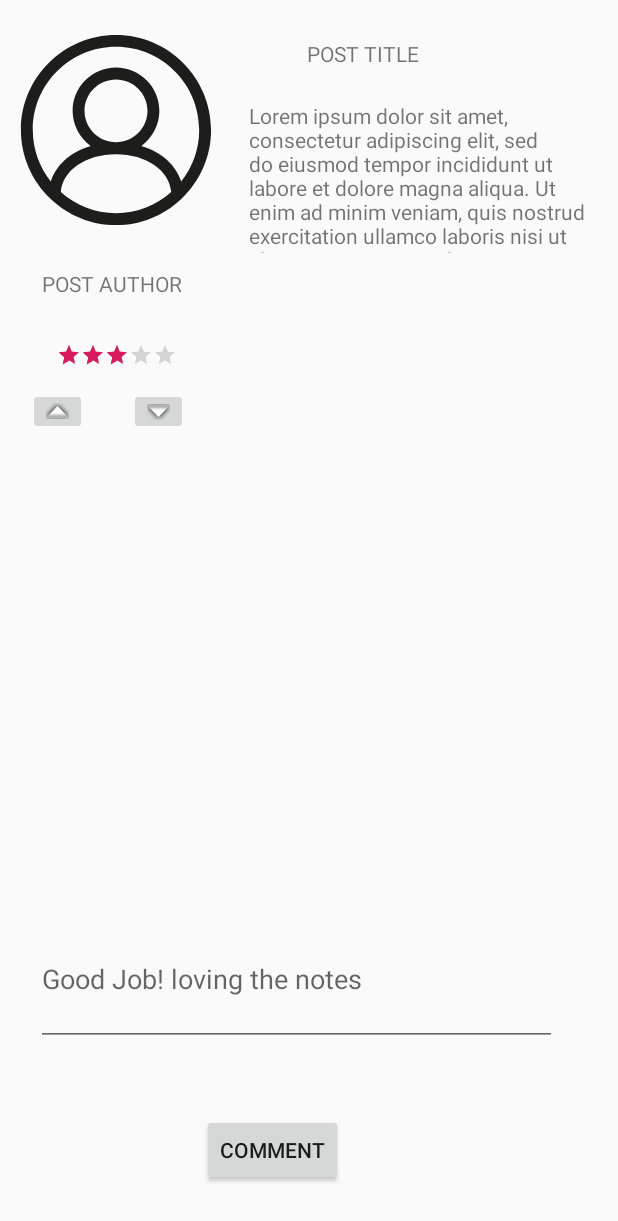
After one commit to notes4notes/notes4notes, an Android app: the layout item_post_detail.xml on its own in the app's theme, with its tools: preview values and no code run, on a phone screen of 412 x 824 dp. The commit adds this screen. Shown: the top 1221 px of the screen. Run offline under Robolectric (Android 15) with nearby library versions, the phone set to English and light mode, and no system bars.

Commit message:
-Developed a rough detailed post layout. -Added relevant keys and getter methods for most of the data models.
Signed-off-by: mtkhawaja <36654508+mtkhawaja@users.noreply.github.com>

```diff
--- a/app/build.gradle
+++ b/app/build.gradle
@@ -54,4 +54,5 @@ dependencies {
     annotationProcessor 'com.github.bumptech.glide:compiler:4.9.0'
     implementation 'androidx.constraintlayout:constraintlayout:1.1.3'
     implementation 'com.google.android.material:material:1.0.0'
+    implementation 'androidx.recyclerview:recyclerview:1.0.0'
 }
--- a/app/src/main/java/com/example/notes4notes/Models/Comment.java
+++ b/app/src/main/java/com/example/notes4notes/Models/Comment.java
@@ -4,4 +4,25 @@ import com.parse.ParseObject;
 
 @ParseClassName("Comment")
 public class Comment extends ParseObject {
-}
+    private static final  String KEY_COMMENT_USER         = "commentUser"   ;
+    private static final  String KEY_COMMENT_POST         = "commentPost"   ;
+    private static final  String KEY_COMMENT_CONTENT      = "commentContent";
+    private static final  String KEY_COMMENT_CREATED_AT   = "createdAt"     ;
+
+    //Getter Methods
+    public static String getKeyCommentUser() {
+        return KEY_COMMENT_USER;
+    }
+
+    public static String getKeyCommentPost() {
+        return KEY_COMMENT_POST;
+    }
+
+    public static String getKeyCommentContent() {
+        return KEY_COMMENT_CONTENT;
+    }
+
+    public static String getKeyCommentCreatedAt() {
+        return KEY_COMMENT_CREATED_AT;
+    }
+} // End of class
--- /dev/null
+++ b/app/src/main/res/layout/item_post_detail.xml
@@ -0,0 +1,165 @@
+<?xml version="1.0" encoding="utf-8"?>
+<androidx.constraintlayout.widget.ConstraintLayout xmlns:android="http://schemas.android.com/apk/res/android"
+    xmlns:app="http://schemas.android.com/apk/res-auto"
+    android:id="@+id/detailPostContainer"
+    android:layout_width="match_parent"
+    android:layout_height="match_parent">
+
+
+
+    <androidx.constraintlayout.widget.ConstraintLayout
+        android:id="@+id/postDetailContainer"
+        android:layout_width="match_parent"
+        android:layout_height="wrap_content"
+        android:layout_margin="10dp"
+        android:layout_marginStart="10dp"
+        android:layout_marginEnd="9dp"
+        app:layout_constraintEnd_toEndOf="parent"
+        app:layout_constraintStart_toStartOf="parent"
+        app:layout_constraintTop_toTopOf="parent">
+
+
+        <ImageView
+            android:id="@+id/postDetailAuthorImage"
+            android:layout_width="137dp"
+            android:layout_height="148dp"
+            android:layout_marginEnd="8dp"
+            android:layout_marginBottom="8dp"
+            android:contentDescription="@string/postauthorimage"
+            app:layout_constraintBottom_toTopOf="@+id/postDetailAuthor"
+            app:layout_constraintEnd_toStartOf="@+id/postDetailDescription"
+            app:layout_constraintStart_toStartOf="parent"
+            app:layout_constraintTop_toTopOf="parent"
+            app:srcCompat="@drawable/ic_profile" />
+
+        <TextView
+            android:id="@+id/postDetailTitle"
+            android:layout_width="141dp"
+            android:layout_height="21dp"
+            android:layout_marginStart="58dp"
+            android:layout_marginTop="16dp"
+            android:layout_marginEnd="56dp"
+            android:layout_marginBottom="10dp"
+            android:text="@string/post_title"
+            app:layout_constraintBottom_toTopOf="@+id/postDetailDescription"
+            app:layout_constraintEnd_toEndOf="parent"
+            app:layout_constraintHorizontal_bias="0.75"
+            app:layout_constraintStart_toEndOf="@+id/postDetailAuthorImage"
+            app:layout_constraintTop_toTopOf="parent" />
+
+        <TextView
+            android:id="@+id/postDetailAuthor"
+            android:layout_width="116dp"
+            android:layout_height="31dp"
+            android:layout_marginStart="16dp"
+            android:layout_marginTop="8dp"
+            android:layout_marginEnd="20dp"
+            android:layout_marginBottom="8dp"
+            android:text="@string/post_author"
+            app:layout_constraintBottom_toTopOf="@+id/postDetailRating"
+            app:layout_constraintEnd_toStartOf="@+id/postDetailDescription"
+            app:layout_constraintStart_toStartOf="parent"
+            app:layout_constraintTop_toBottomOf="@+id/postDetailAuthorImage" />
+
+        <TextView
+            android:id="@+id/postDetailDescription"
+            android:layout_width="230dp"
+            android:layout_height="101dp"
+            android:layout_marginStart="12dp"
+            android:layout_marginTop="10dp"
+            android:layout_marginEnd="8dp"
+            android:layout_marginBottom="121dp"
+            android:text="@string/postDescriptionText"
+            app:layout_constraintBottom_toBottomOf="parent"
+            app:layout_constraintEnd_toEndOf="parent"
+            app:layout_constraintStart_toEndOf="@+id/postDetailAuthorImage"
+            app:layout_constraintTop_toBottomOf="@+id/postDetailTitle" />
+
+        <RatingBar
+            android:id="@+id/postDetailRating"
+            style="?android:attr/ratingBarStyleSmall"
+            android:layout_width="wrap_content"
+            android:layout_height="wrap_content"
+            android:layout_marginStart="28dp"
+            android:layout_marginTop="8dp"
+            android:layout_marginEnd="284dp"
+            android:layout_marginBottom="11dp"
+            android:numStars="5"
+            android:rating="3"
+            app:layout_constraintBottom_toTopOf="@+id/postDetailLikeButton"
+            app:layout_constraintEnd_toEndOf="parent"
+            app:layout_constraintStart_toStartOf="parent"
+            app:layout_constraintTop_toBottomOf="@+id/postDetailAuthor" />
+
+        <ImageButton
+            android:id="@+id/postDetailLikeButton"
+            android:layout_width="wrap_content"
+            android:layout_height="wrap_content"
+            android:layout_marginStart="16dp"
+            android:layout_marginEnd="14dp"
+            android:contentDescription="@string/likebutton"
+            app:layout_constraintBottom_toBottomOf="parent"
+            app:layout_constraintEnd_toStartOf="@+id/postDetailUnlikeButton"
+            app:layout_constraintStart_toStartOf="parent"
+            app:srcCompat="@android:drawable/arrow_up_float" />
+
+        <ImageButton
+            android:id="@+id/postDetailUnlikeButton"
+            android:layout_width="wrap_content"
+            android:layout_height="wrap_content"
+            android:layout_marginStart="14dp"
+            android:layout_marginEnd="284dp"
+            android:contentDescription="@string/unlikebutton"
+            app:layout_constraintBottom_toBottomOf="parent"
+            app:layout_constraintEnd_toEndOf="parent"
+            app:layout_constraintStart_toEndOf="@+id/postDetailLikeButton"
+            app:srcCompat="@android:drawable/arrow_down_float" />
+
+    </androidx.constraintlayout.widget.ConstraintLayout>
+
+    <androidx.recyclerview.widget.RecyclerView
+        android:id="@+id/postDetailCommentStream"
+        android:layout_width="365dp"
+        android:layout_height="223dp"
+        android:layout_marginStart="92dp"
+        android:layout_marginTop="41dp"
+        android:layout_marginEnd="70dp"
+        android:layout_marginBottom="34dp"
+        app:layout_constraintBottom_toTopOf="@+id/editText"
+        app:layout_constraintEnd_toEndOf="parent"
+        app:layout_constraintHorizontal_bias="0.63"
+        app:layout_constraintStart_toStartOf="parent"
+        app:layout_constraintTop_toBottomOf="@+id/postDetailContainer" />
+
+    <Button
+        android:id="@+id/postDetailCommentButton"
+        android:layout_width="wrap_content"
+        android:layout_height="wrap_content"
+        android:layout_marginStart="133dp"
+        android:layout_marginTop="10dp"
+        android:layout_marginEnd="183dp"
+        android:layout_marginBottom="28dp"
+        android:text="@string/comment"
+        app:layout_constraintBottom_toBottomOf="parent"
+        app:layout_constraintEnd_toEndOf="parent"
+        app:layout_constraintHorizontal_bias="1.0"
+        app:layout_constraintStart_toStartOf="parent"
+        app:layout_constraintTop_toBottomOf="@+id/editText" />
+
+    <EditText
+        android:id="@+id/editText"
+        android:layout_width="347dp"
+        android:layout_height="89dp"
+        android:layout_marginTop="8dp"
+        android:layout_marginBottom="29dp"
+        android:ems="10"
+        android:hint="@string/commentHint"
+        android:importantForAutofill="no"
+        android:inputType="textPersonName"
+        app:layout_constraintBottom_toTopOf="@+id/postDetailCommentButton"
+        app:layout_constraintEnd_toEndOf="parent"
+        app:layout_constraintHorizontal_bias="0.372"
+        app:layout_constraintStart_toStartOf="parent"
+        app:layout_constraintTop_toBottomOf="@+id/postDetailCommentStream" />
+
+</androidx.constraintlayout.widget.ConstraintLayout>
--- a/app/src/main/res/values/strings.xml
+++ b/app/src/main/res/values/strings.xml
@@ -20,4 +20,5 @@
     <string name="postauthorimage">postAuthorImage</string>
     <string name="download">Download</string>
     <string name="comment">Comment</string>
+    <string name="commentHint">Good Job! loving the notes</string>
 </resources>
```
